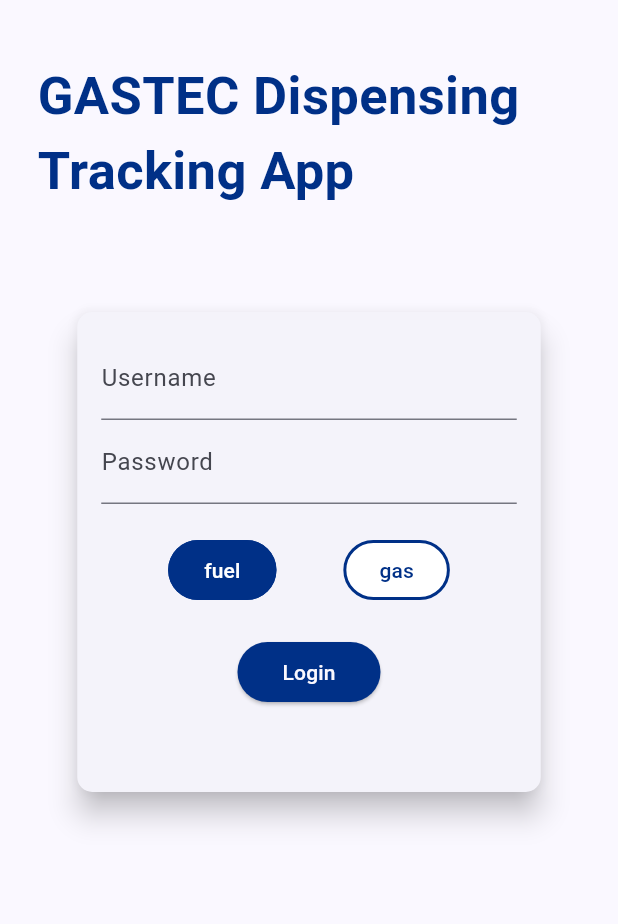
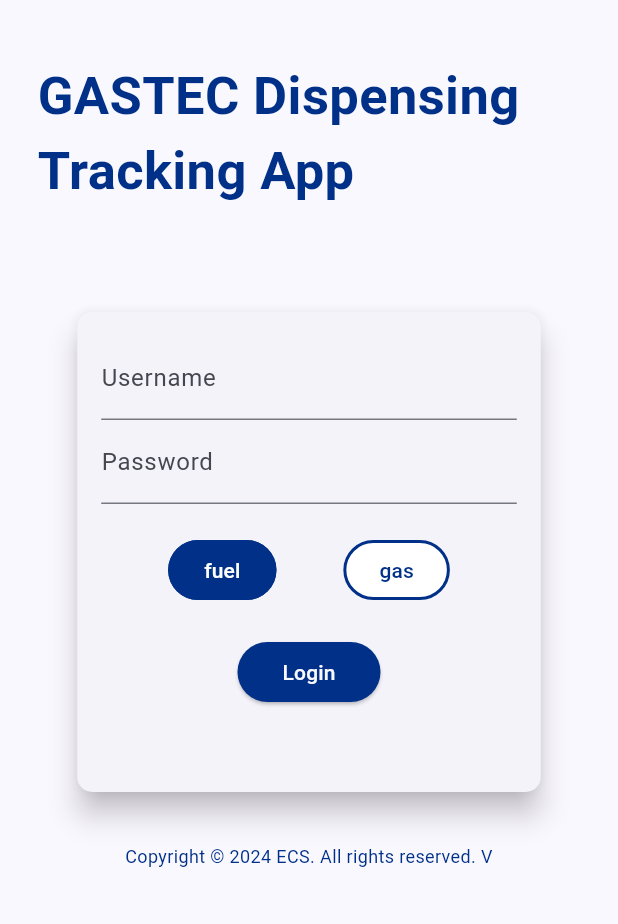
Before and after one commit to youssefasultan/GASTrack, a Flutter app: the screen it shows after launch, on a phone screen of 412 x 824 dp, the part 312-1236 px from its top. Run offline on Flutter 3.47's test engine with Material 3 defaults, Android fonts, the phone set to English and light mode, and no system bars; our stand-ins replace package_info_plus, shared_preferences; generated files the repository leaves out were written again; Roboto replaces fonts that are missing (Babas, Bebas).

```diff
--- a/lib/screens/auth/auth_screen.dart
+++ b/lib/screens/auth/auth_screen.dart
@@ -1,5 +1,7 @@
 import 'package:flutter/material.dart';
 import 'package:flutter_gen/gen_l10n/app_localizations.dart';
+import 'package:gas_track/helpers/view/ui/ui_constants.dart';
+import 'package:package_info_plus/package_info_plus.dart';
 
 import 'auth_widgets/auth_card.dart';
 
@@ -7,6 +9,15 @@ class AuthScreen extends StatelessWidget {
   static const routeName = '/auth';
 
   const AuthScreen({super.key});
+
+  String get getVersionNumber {
+    String version = '';
+    PackageInfo.fromPlatform().then((PackageInfo packageInfo) {
+      version = packageInfo.version;
+    });
+
+    return version;
+  }
 
   @override
   Widget build(BuildContext context) {
@@ -16,7 +27,6 @@ class AuthScreen extends StatelessWidget {
     var t = AppLocalizations.of(context)!;
 
     return Scaffold(
-      // resizeToAvoidBottomInset: false,
       body: Column(
         mainAxisAlignment: MainAxisAlignment.start,
         crossAxisAlignment: CrossAxisAlignment.center,
@@ -56,6 +66,18 @@ class AuthScreen extends StatelessWidget {
             flex: deviceSize.width > 600 ? 2 : 1,
             child: const AuthCard(),
           ),
+          Padding(
+            padding: const EdgeInsets.only(top: 30.0),
+            child: Text(
+              'Copyright \u00A9 2024 ECS. All rights reserved. V$getVersionNumber',
+              style: TextStyle(
+                color: blueColor,
+                fontFamily: 'Bebas',
+                fontSize: 12,
+              ),
+              textAlign: TextAlign.center,
+            ),
+          )
         ],
       ),
     );
--- a/lib/screens/auth/auth_widgets/auth_card.dart
+++ b/lib/screens/auth/auth_widgets/auth_card.dart
@@ -150,7 +150,8 @@ class _AuthCardState extends State<AuthCard>
     var t = AppLocalizations.of(context);
     ThemeData themeData = Theme.of(context);
 
-    return Card(
+    return SingleChildScrollView(
+      child: Card(
         shape: RoundedRectangleBorder(
           borderRadius: BorderRadius.circular(10.0),
         ),
@@ -230,7 +231,8 @@ class _AuthCardState extends State<AuthCard>
                     ElevatedButton(
                       onPressed: _submit,
                       style: ButtonStyle(
-                      shape: MaterialStateProperty.all<RoundedRectangleBorder>(
+                        shape:
+                            MaterialStateProperty.all<RoundedRectangleBorder>(
                           RoundedRectangleBorder(
                             borderRadius: BorderRadius.circular(30),
                           ),
@@ -260,6 +262,7 @@ class _AuthCardState extends State<AuthCard>
             ),
           ),
         ),
+      ),
     );
   }
 }
--- a/lib/screens/home/home_widgets/hangingunit_list_tile.dart
+++ b/lib/screens/home/home_widgets/hangingunit_list_tile.dart
@@ -46,7 +46,7 @@ class _HangingUnitListTileState extends State<HangingUnitListTile> {
           ListView.builder(
             shrinkWrap: true,
             physics: const NeverScrollableScrollPhysics(),
-            itemExtent: 250,
+
             itemBuilder: (context, index) => ChangeNotifierProvider.value(
               value: hangingUnit.hoseList[index],
               child: const HoseListTile(),
--- a/pubspec.yaml
+++ b/pubspec.yaml
@@ -1,7 +1,7 @@
 name: gas_track
 description: A new Flutter project.
 publish_to: 'none'
-version: 0.1.0
+version: 0.1.0.17
 
 environment:
   sdk: '>=2.19.2'
@@ -15,6 +15,7 @@ dependencies:
   http: ^0.13.5
   intl: ^0.18.1
   shared_preferences: ^2.2.1
+  package_info_plus: ^1.0.6
 
 
 dev_dependencies:
```
Also changed, not shown: lib/screens/home/home_widgets/hose_list_tile.dart (+7 -2 lines), pubspec.lock. Lines whose indentation alone changed are shown as unchanged.
